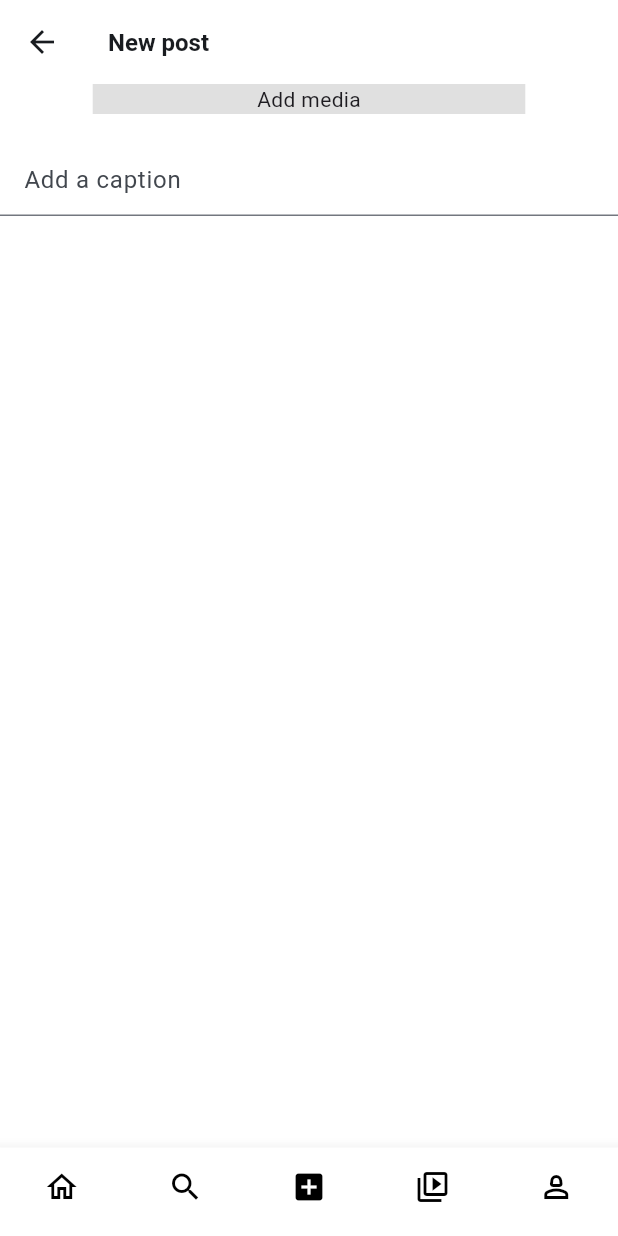
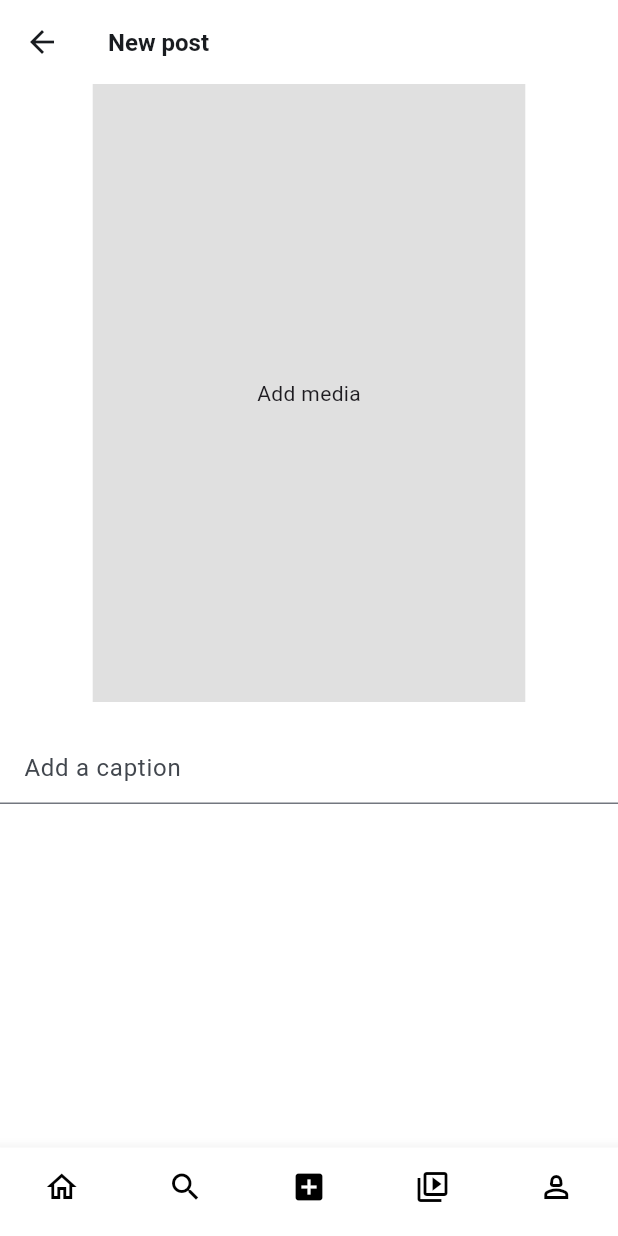
Before and after one commit to tumblinger/instagram_clone_flutter, a Flutter app: the CreatePostScreen screen opened by its route, on a phone screen of 412 x 824 dp. Run offline on Flutter 3.47's test engine with Material 3 defaults, Android fonts, the phone set to English and light mode, and no system bars; our stand-ins replace carousel_slider, cloud_firestore, firebase_auth, firebase_core, flutter_svg, google_fonts and 4 more; accounts and stored records are empty; generated files the repository leaves out were written again.

Commit message:
Update create_post_screen.dart

```diff
--- a/lib/create_post/create_post_screen.dart
+++ b/lib/create_post/create_post_screen.dart
@@ -89,15 +89,16 @@ class _CreatePostScreenState extends State<CreatePostScreen> {
                   Center(
                     child: InkWell(
                       onTap: _openMediaPicker,
-                      child: Column(
-                        children: [
-                          Container(
+                      child: SizedBox(
                         width: MediaQuery.of(context).size.width *0.7,
-                            color: Colors.black12,
                         child: _newPostMediaList.isEmpty
                             ?
-                            Center(
+                        Container(
+                          color: Colors.black12,
+                          height: MediaQuery.of(context).size.height *0.5,
+                          child: Center(
                             child: Text('Add media'),
+                          ),
                         )
                             :
                         HomeMediaSlider(
@@ -106,7 +107,6 @@ class _CreatePostScreenState extends State<CreatePostScreen> {
                               type: newPostMedia.mediaTypes)
                           ).toList(),
                         )
-                          )],
                       ),
                     ),
                   ),
```
Lines whose indentation alone changed are shown as unchanged.
